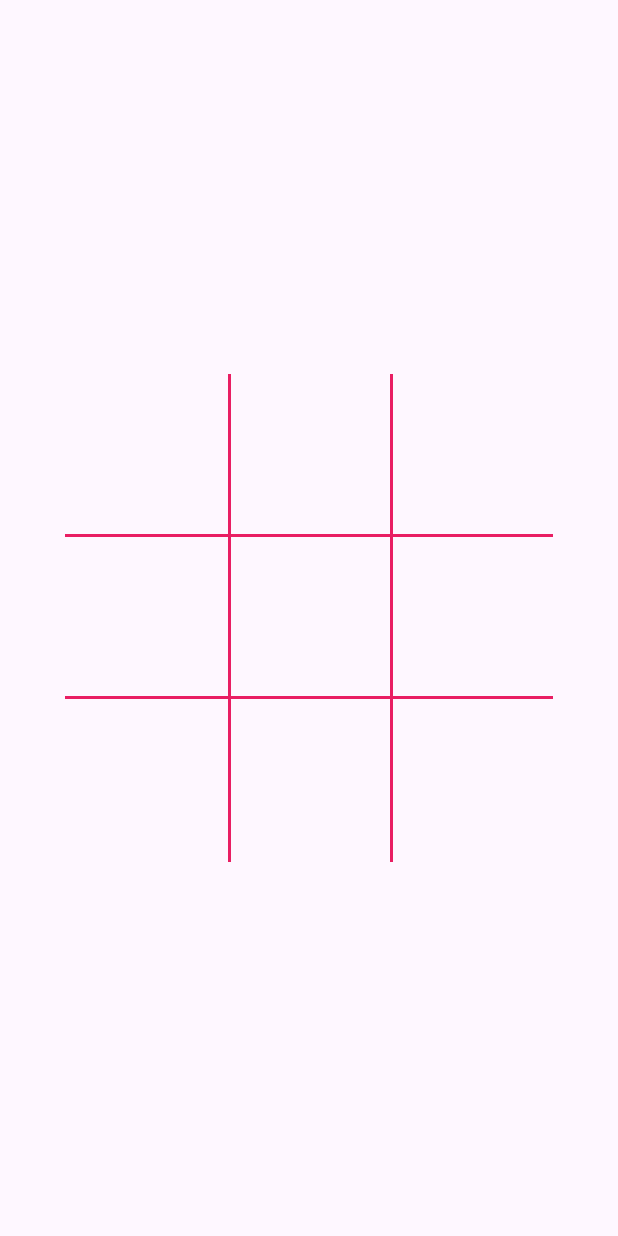
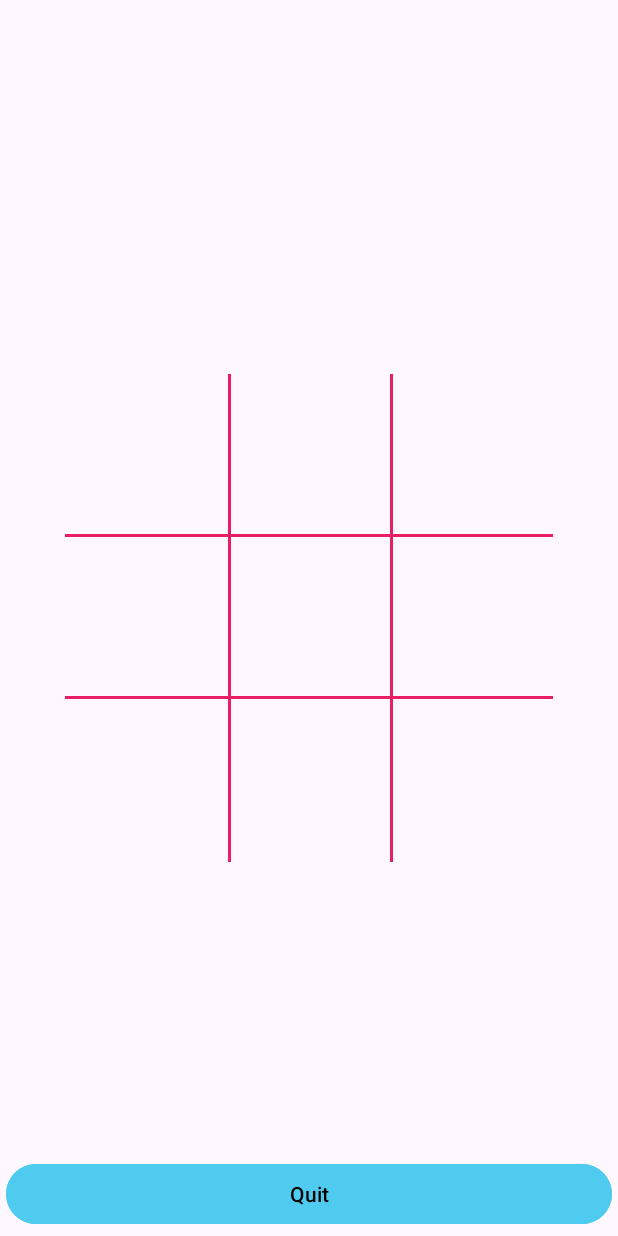
Before and after one commit to SpootsMcDoots/TicTacToe, an Android app: the screen it shows after launch (MainActivity), after a tap on "New Game", on a phone screen of 412 x 824 dp. Run offline under Robolectric (Android 15) with nearby library versions, the phone set to English and light mode, and no system bars.

Commit message:
Added back button functionality for settings

```diff
--- a/app/src/main/java/com/example/tictactoe/MainActivity.java
+++ b/app/src/main/java/com/example/tictactoe/MainActivity.java
@@ -31,6 +31,15 @@ public class MainActivity extends AppCompatActivity {
                 }
                 if (mainActivityDataViewModel.getMenuClicked() == 2) {
                     loadSettingsFragment();
+                }
+            }
+        });
+
+        mainActivityDataViewModel.settingsClicked.observe(this, new Observer<Integer>() {
+            @Override
+            public void onChanged(Integer integer) {
+                if (mainActivityDataViewModel.getSettingsClicked() == 1) {
+                    loadMenuFragment();
                 }
             }
         });
--- a/app/src/main/java/com/example/tictactoe/NavigationData.java
+++ b/app/src/main/java/com/example/tictactoe/NavigationData.java
@@ -6,10 +6,13 @@ import androidx.lifecycle.ViewModel;
 
 public class NavigationData extends ViewModel {
     public MutableLiveData<Integer> menuClicked;
-
+    public MutableLiveData<Integer> settingsClicked;
     public NavigationData() {
         menuClicked = new MediatorLiveData<Integer>();
         menuClicked.setValue(0);
+
+        settingsClicked = new MediatorLiveData<Integer>();
+        settingsClicked.setValue(0);
     }
 
     public int getMenuClicked() {
@@ -19,4 +22,8 @@ public class NavigationData extends ViewModel {
     public void setMenuClicked(int value) {
         menuClicked.setValue(value);
     }
+
+    public int getSettingsClicked()  { return settingsClicked.getValue(); }
+
+    public void setSettingsClicked(int value)  { settingsClicked.setValue(value); }
 }
--- a/app/src/main/res/drawable/naught.xml
+++ b/app/src/main/res/drawable/naught.xml
@@ -1,6 +1,6 @@
 <vector xmlns:android="http://schemas.android.com/apk/res/android"
-    android:width="200dp"
-    android:height="200dp"
+    android:width="48dp"
+    android:height="48dp"
     android:viewportWidth="24"
     android:viewportHeight="24">
   <path
--- a/app/src/main/res/layout/fragment_board.xml
+++ b/app/src/main/res/layout/fragment_board.xml
@@ -161,4 +161,18 @@
 
         </androidx.constraintlayout.widget.ConstraintLayout>
 
+    <Button
+        android:id="@+id/backButton"
+        android:layout_width="0dp"
+        android:layout_height="wrap_content"
+        android:backgroundTint="@color/blue"
+        android:text="Quit"
+        android:textColor="@color/black"
+        android:layout_margin="4dp"
+        app:layout_constraintStart_toStartOf="parent"
+        app:layout_constraintEnd_toEndOf="parent"
+        app:layout_constraintBottom_toBottomOf="parent">
+    </Button>
+
+
 </androidx.constraintlayout.widget.ConstraintLayout>
--- a/app/src/main/res/layout/fragment_settings.xml
+++ b/app/src/main/res/layout/fragment_settings.xml
@@ -148,7 +148,7 @@
         android:layout_width="0dp"
         android:layout_height="wrap_content"
         android:backgroundTint="@color/blue"
-            android:text="Quit"
+        android:text="Back"
         android:textColor="@color/black"
         android:layout_margin="4dp"
         app:layout_constraintStart_toStartOf="parent"
```
Also changed, not shown: app/src/main/java/com/example/tictactoe/SettingsFragment.java (+68 -1 lines). Lines whose indentation alone changed are shown as unchanged.
